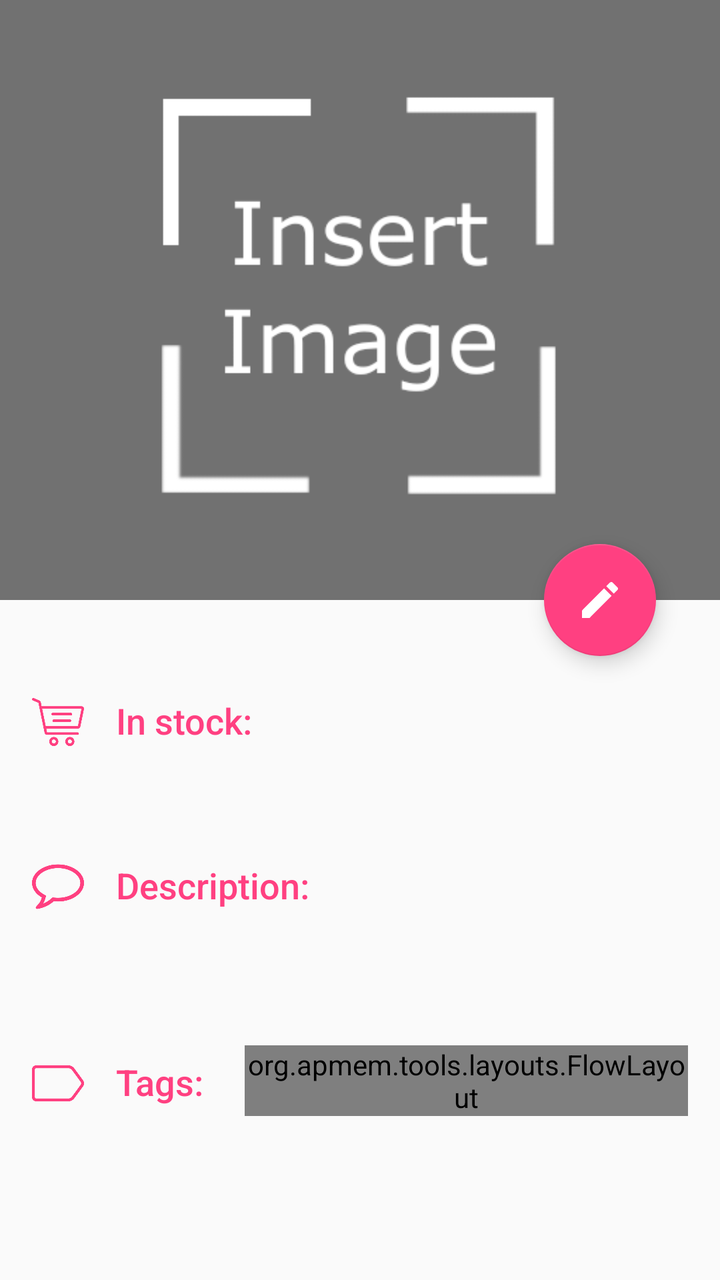
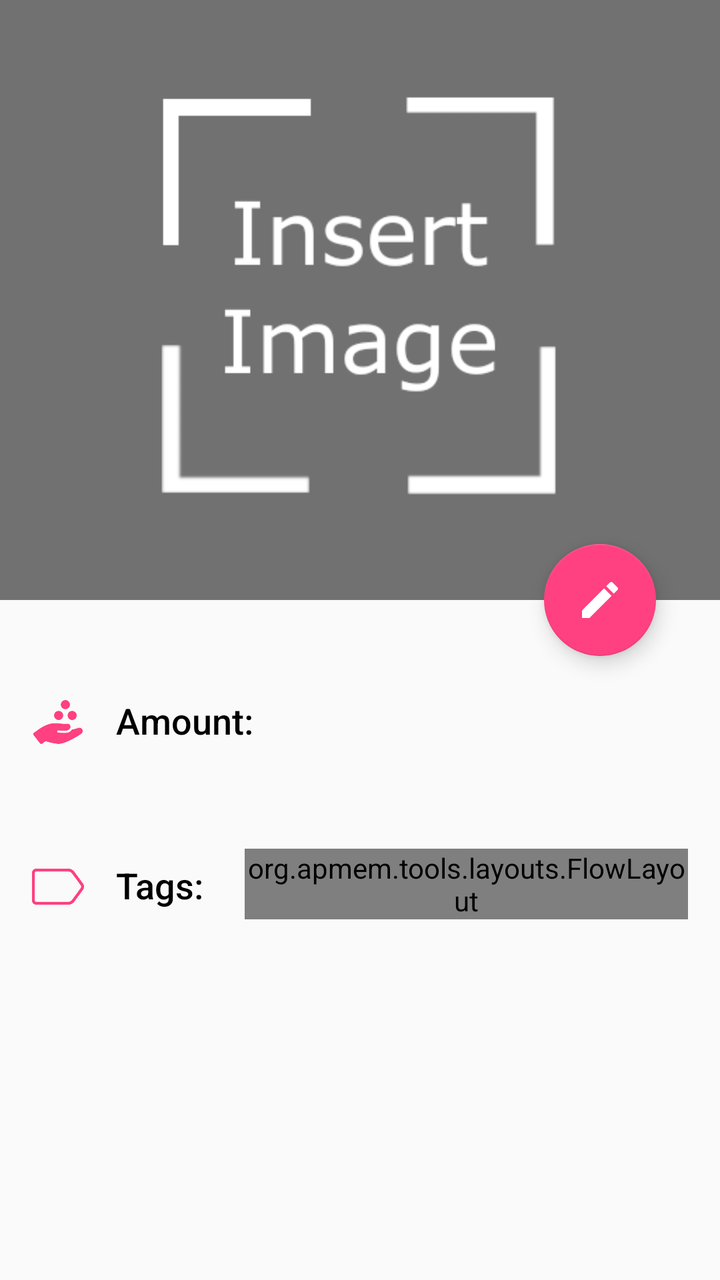

Before-and-after screenshots of an Android layout around one commit, followed by the original layout XML and the change that was made.
<!-- AndroidManifest.xml: activity theme noTitle -->
<!-- res/layout/activity_item.xml -->
<?xml version="1.0" encoding="utf-8"?>
<androidx.coordinatorlayout.widget.CoordinatorLayout
        xmlns:android="http://schemas.android.com/apk/res/android"
        xmlns:app="http://schemas.android.com/apk/res-auto"
        xmlns:tools="http://schemas.android.com/tools"
        android:layout_width="match_parent"
        android:layout_height="match_parent"
        android:fitsSystemWindows="true"
        tools:context=".ItemActivity">

    
    <com.google.android.material.appbar.AppBarLayout
            android:id="@+id/app_bar_layout"
            android:layout_width="match_parent"
            android:layout_height="wrap_content"
            android:fitsSystemWindows="true"
            android:theme="@style/ThemeOverlay.AppCompat.Dark.ActionBar">

        <com.google.android.material.appbar.CollapsingToolbarLayout
                android:id="@+id/collapsing_toolbar"
                android:layout_width="match_parent"
                android:layout_height="match_parent"
                android:fitsSystemWindows="true"
                app:contentScrim="?attr/colorPrimary"
                app:expandedTitleMarginEnd="64dp"
                app:expandedTitleMarginStart="48dp"
                app:layout_scrollFlags="scroll|exitUntilCollapsed">

            <ImageView
                    android:id="@+id/item_image_field"
                    android:layout_width="match_parent"
                    android:layout_height="wrap_content"
                    android:scaleType="centerCrop"
                    android:src="@drawable/image_prompt"
                    android:adjustViewBounds="true"
                    android:maxWidth="300dp"
                    android:maxHeight="300dp"
                    app:layout_collapseMode="parallax" />

            <androidx.appcompat.widget.Toolbar
                    android:id="@+id/toolbar"
                    android:layout_width="match_parent"
                    android:layout_height="?attr/actionBarSize"
                    android:background="@android:color/transparent"
                    app:layout_collapseMode="pin"
                    app:popupTheme="@style/ThemeOverlay.AppCompat.Light" />

        </com.google.android.material.appbar.CollapsingToolbarLayout>

    </com.google.android.material.appbar.AppBarLayout>

    
    <androidx.core.widget.NestedScrollView
            android:layout_width="match_parent"
            android:layout_height="match_parent"
            android:clipToPadding="false"
            app:layout_behavior="@string/appbar_scrolling_view_behavior"
            android:paddingTop="16dp">

        <LinearLayout
                android:layout_width="match_parent"
                android:layout_height="wrap_content"
                android:orientation="vertical"
                android:padding="@dimen/activity_margin">

            
            <LinearLayout
                    android:layout_width="match_parent"
                    android:layout_height="wrap_content"
                    android:orientation="horizontal">

                <ImageView
                        android:layout_width="wrap_content"
                        android:layout_height="wrap_content"
                        android:src="@drawable/quantity_icon"
                        android:tint="@color/colorAccent"
                        android:adjustViewBounds="true"
                        android:maxWidth="42dp"
                        android:maxHeight="42dp"
                        android:paddingTop="16dp"
                        android:paddingRight="16dp"/>


                <TextView
                        style="@style/ItemCategoryStyle"
                        android:text="In stock: " />

                
                <View
                        android:layout_width="0dp"
                        android:layout_height="0dp"
                        android:layout_weight="1"></View>

                <TextView
                        android:id="@+id/item_quantity_field"
                        style="@style/ItemFieldStyle" />

            </LinearLayout>

            
            <LinearLayout
                    android:layout_width="match_parent"
                    android:layout_height="wrap_content"
                    android:orientation="horizontal">

                
                <View
                        android:layout_width="0dp"
                        android:layout_height="0dp"
                        android:layout_weight="1"></View>

                <TextView
                        android:id="@+id/item_price_field"
                        style="@style/ItemFieldStyle" />

            </LinearLayout>

            
            <LinearLayout
                    android:layout_width="match_parent"
                    android:layout_height="wrap_content"
                    android:orientation="horizontal">

                
                <ImageView
                        android:layout_width="wrap_content"
                        android:layout_height="wrap_content"
                        android:src="@drawable/description_icon"
                        android:tint="@color/colorAccent"
                        android:adjustViewBounds="true"
                        android:maxWidth="42dp"
                        android:maxHeight="42dp"
                        android:paddingTop="16dp"
                        android:paddingRight="16dp"/>

                <TextView
                        style="@style/ItemCategoryStyle"
                        android:text="Description: " />

            </LinearLayout>

            <TextView
                    android:id="@+id/item_description_field"
                    android:paddingBottom="16dp"
                    style="@style/ItemFieldStyle"
                    android:paddingLeft="42dp"/>

            
            <LinearLayout
                    android:layout_width="match_parent"
                    android:layout_height="wrap_content"
                    android:orientation="horizontal">

                
                <ImageView
                        android:layout_width="wrap_content"
                        android:layout_height="wrap_content"
                        android:src="@drawable/tag_icon"
                        android:tint="@color/colorAccent"
                        android:adjustViewBounds="true"
                        android:maxWidth="42dp"
                        android:maxHeight="42dp"
                        android:paddingTop="16dp"
                        android:paddingRight="16dp"/>

                
                <TextView
                        style="@style/ItemCategoryStyle"
                        android:paddingBottom="16dp"
                        android:paddingRight="16dp"
                        android:text="Tags: " />

                
                <org.apmem.tools.layouts.FlowLayout
                        android:layout_width="match_parent"
                        android:layout_height="wrap_content"
                        android:orientation="horizontal"
                        android:layout_marginTop="10dp">

                    <TextView
                            android:id="@+id/item_tag1_field"
                            style="@style/TagStyle"
                            android:gravity="center"
                            android:text="Tag1" />

                    <TextView
                            android:id="@+id/item_tag2_field"
                            style="@style/TagStyle"
                            android:gravity="center"
                            android:text="Tag2" />

                    <TextView
                            android:id="@+id/item_tag3_field"
                            style="@style/TagStyle"
                            android:gravity="center"
                            android:text="Tag3" />

                </org.apmem.tools.layouts.FlowLayout>

            </LinearLayout>

        </LinearLayout>

    </androidx.core.widget.NestedScrollView>

    
    <com.google.android.material.floatingactionbutton.FloatingActionButton
            android:id="@+id/item_fab"
            android:layout_width="wrap_content"
            android:layout_height="wrap_content"
            android:layout_alignParentBottom="true"
            android:layout_alignParentEnd="true"
            android:layout_alignParentRight="true"
            android:layout_margin="@dimen/fab_margin"
            android:clickable="true"
            android:tint="@color/white"
            app:layout_anchor="@id/app_bar_layout"
            app:layout_anchorGravity="bottom|right|end"
            app:srcCompat="@drawable/ic_edit_black_24dp" />

</androidx.coordinatorlayout.widget.CoordinatorLayout>
<!-- resources referenced by this layout -->
<resources>
  <color name="colorAccent">#FF4081</color>
  <color name="white">#FFFFFF</color>
  <dimen name="activity_margin">16dp</dimen>
  <dimen name="fab_margin">32dp</dimen>
  <!-- drawable description_icon: png bitmap (drawable, 4749 bytes) -->
  <!-- drawable ic_edit_black_24dp (drawable) -->
  <vector xmlns:android="http://schemas.android.com/apk/res/android"
          android:width="24dp"
          android:height="24dp"
          android:viewportWidth="24.0"
          android:viewportHeight="24.0">
      <path
          android:fillColor="#FF000000"
          android:pathData="M3,17.25V21h3.75L17.81,9.94l-3.75,-3.75L3,17.25zM20.71,7.04c0.39,-0.39 0.39,-1.02 0,-1.41l-2.34,-2.34c-0.39,-0.39 -1.02,-0.39 -1.41,0l-1.83,1.83 3.75,3.75 1.83,-1.83z"/>
  </vector>
  <!-- drawable image_prompt: png bitmap (drawable, 10679 bytes) -->
  <!-- drawable quantity_icon: png bitmap (drawable, 4471 bytes) -->
  <!-- drawable tag_icon: png bitmap (drawable, 2748 bytes) -->
  <style name="ItemCategoryStyle">
          <item name="android:layout_height">wrap_content</item>
          <item name="android:layout_width">wrap_content</item>
          <item name="android:fontFamily">sans-serif-medium</item>
          <item name="android:paddingTop">16dp</item>
          <item name="android:textColor">@color/colorAccent</item>
          <item name="android:textAppearance">?android:textAppearanceMedium</item>
      </style>
  <style name="ItemFieldStyle">
          <item name="android:layout_height">wrap_content</item>
          <item name="android:layout_width">wrap_content</item>
          <item name="android:fontFamily">sans-serif-light</item>
          <item name="android:paddingTop">16dp</item>
          <item name="android:textAppearance">?android:textAppearanceMedium</item>
      </style>
  <style name="TagStyle">
          <item name="android:layout_height">wrap_content</item>
          <item name="android:layout_width">wrap_content</item>
          <item name="android:fontFamily">sans-serif</item>
          <item name="android:textAppearance">?android:textAppearanceMedium</item>
          <item name="android:layout_margin">4dp</item>
          <item name="android:visibility">gone</item>
          <item name="android:textColor">@android:color/white</item>
          <item name="android:background">@drawable/tag_box</item>
      </style>
  <style name="noTitle" parent="Theme.AppCompat.Light.NoActionBar">
          <item name="android:windowNoTitle">true</item>
          <item name="colorPrimary">@color/dodger_blue</item>
          <item name="colorPrimaryDark">@color/dodger_blue_dark</item>
          <item name="colorAccent">@color/colorAccent</item>
      </style>
  <!-- drawable tag_box (drawable) -->
  <?xml version="1.0" encoding="utf-8"?>
  <shape xmlns:android="http://schemas.android.com/apk/res/android"
          android:shape="rectangle" >
  
      <solid
          android:color="@color/colorAccent" />
      <stroke
          android:width="1dip"
          android:color="@color/colorAccent"/>
      <corners
          android:radius="20dp" />
      <padding
          android:left="14dp"
          android:top="0dp"
          android:bottom="4dp"
          android:right="14dp"/>
  
  </shape>
  <color name="dodger_blue">#1E90FF</color>
  <color name="dodger_blue_dark">#1776d3</color>
</resources>

<!-- the commit's change to res/layout/activity_item.xml (unified diff, before → after) -->
@@ -70,20 +70,20 @@
                     android:orientation="horizontal">
 
                 <ImageView
-                        android:layout_width="wrap_content"
-                        android:layout_height="wrap_content"
-                        android:src="@drawable/quantity_icon"
-                        android:tint="@color/colorAccent"
-                        android:adjustViewBounds="true"
-                        android:maxWidth="42dp"
-                        android:maxHeight="42dp"
-                        android:paddingTop="16dp"
-                        android:paddingRight="16dp"/>
+                    android:layout_width="wrap_content"
+                    android:layout_height="wrap_content"
+                    android:src="@drawable/quantity_icon"
+                    android:adjustViewBounds="true"
+                    android:maxWidth="42dp"
+                    android:maxHeight="42dp"
+                    android:paddingTop="16dp"
+                    android:paddingRight="16dp"
+                    app:tint="@color/colorAccent" />
 
 
                 <TextView
                         style="@style/ItemCategoryStyle"
-                        android:text="In stock: " />
+                        android:text="Amount: " />
 
                 
                 <View
@@ -121,47 +121,25 @@
                     android:layout_height="wrap_content"
                     android:orientation="horizontal">
 
+            </LinearLayout>
+
+            
+            <LinearLayout
+                    android:layout_width="match_parent"
+                    android:layout_height="wrap_content"
+                    android:orientation="horizontal">
+
                 
                 <ImageView
-                        android:layout_width="wrap_content"
-                        android:layout_height="wrap_content"
-                        android:src="@drawable/description_icon"
-                        android:tint="@color/colorAccent"
-                        android:adjustViewBounds="true"
-                        android:maxWidth="42dp"
-                        android:maxHeight="42dp"
-                        android:paddingTop="16dp"
-                        android:paddingRight="16dp"/>
-
-                <TextView
-                        style="@style/ItemCategoryStyle"
-                        android:text="Description: " />
-
-            </LinearLayout>
-
-            <TextView
-                    android:id="@+id/item_description_field"
-                    android:paddingBottom="16dp"
-                    style="@style/ItemFieldStyle"
-                    android:paddingLeft="42dp"/>
-
-            
-            <LinearLayout
-                    android:layout_width="match_parent"
-                    android:layout_height="wrap_content"
-                    android:orientation="horizontal">
-
-                
-                <ImageView
-                        android:layout_width="wrap_content"
-                        android:layout_height="wrap_content"
-                        android:src="@drawable/tag_icon"
-                        android:tint="@color/colorAccent"
-                        android:adjustViewBounds="true"
-                        android:maxWidth="42dp"
-                        android:maxHeight="42dp"
-                        android:paddingTop="16dp"
-                        android:paddingRight="16dp"/>
+                    android:layout_width="wrap_content"
+                    android:layout_height="wrap_content"
+                    android:src="@drawable/tag_icon"
+                    android:adjustViewBounds="true"
+                    android:maxWidth="42dp"
+                    android:maxHeight="42dp"
+                    android:paddingTop="16dp"
+                    android:paddingRight="16dp"
+                    app:tint="@color/colorAccent" />
 
                 
                 <TextView
@@ -205,17 +183,18 @@
 
     
     <com.google.android.material.floatingactionbutton.FloatingActionButton
-            android:id="@+id/item_fab"
-            android:layout_width="wrap_content"
-            android:layout_height="wrap_content"
-            android:layout_alignParentBottom="true"
-            android:layout_alignParentEnd="true"
-            android:layout_alignParentRight="true"
-            android:layout_margin="@dimen/fab_margin"
-            android:clickable="true"
-            android:tint="@color/white"
-            app:layout_anchor="@id/app_bar_layout"
-            app:layout_anchorGravity="bottom|right|end"
-            app:srcCompat="@drawable/ic_edit_black_24dp" />
+        android:id="@+id/item_fab"
+        android:layout_width="wrap_content"
+        android:layout_height="wrap_content"
+        android:layout_alignParentEnd="true"
+        android:layout_alignParentRight="true"
+        android:layout_alignParentBottom="true"
+        android:layout_margin="@dimen/fab_margin"
+        android:clickable="true"
+        android:contentDescription="@string/category_description"
+        android:tint="@color/white"
+        app:layout_anchor="@id/app_bar_layout"
+        app:layout_anchorGravity="bottom|right|end"
+        app:srcCompat="@drawable/ic_edit_black_24dp" />
 
 </androidx.coordinatorlayout.widget.CoordinatorLayout>
<!-- resource entries referenced after the edit -->
@@ -4,7 +4,6 @@
   <color name="white">#FFFFFF</color>
   <dimen name="activity_margin">16dp</dimen>
   <dimen name="fab_margin">32dp</dimen>
-  <!-- drawable description_icon: png bitmap (drawable, 4749 bytes) -->
   <!-- drawable ic_edit_black_24dp (drawable) -->
   <vector xmlns:android="http://schemas.android.com/apk/res/android"
           android:width="24dp"
@@ -16,14 +15,15 @@
           android:pathData="M3,17.25V21h3.75L17.81,9.94l-3.75,-3.75L3,17.25zM20.71,7.04c0.39,-0.39 0.39,-1.02 0,-1.41l-2.34,-2.34c-0.39,-0.39 -1.02,-0.39 -1.41,0l-1.83,1.83 3.75,3.75 1.83,-1.83z"/>
   </vector>
   <!-- drawable image_prompt: png bitmap (drawable, 10679 bytes) -->
-  <!-- drawable quantity_icon: png bitmap (drawable, 4471 bytes) -->
+  <!-- drawable quantity_icon: png bitmap (drawable, 2872 bytes) -->
   <!-- drawable tag_icon: png bitmap (drawable, 2748 bytes) -->
+  <string name="category_description">Description</string>
   <style name="ItemCategoryStyle">
           <item name="android:layout_height">wrap_content</item>
           <item name="android:layout_width">wrap_content</item>
           <item name="android:fontFamily">sans-serif-medium</item>
           <item name="android:paddingTop">16dp</item>
-          <item name="android:textColor">@color/colorAccent</item>
+          <item name="android:textColor">@color/black</item>
           <item name="android:textAppearance">?android:textAppearanceMedium</item>
       </style>
   <style name="ItemFieldStyle">
@@ -32,6 +32,7 @@
           <item name="android:fontFamily">sans-serif-light</item>
           <item name="android:paddingTop">16dp</item>
           <item name="android:textAppearance">?android:textAppearanceMedium</item>
+          <item name="android:textColor">@color/black</item>
       </style>
   <style name="TagStyle">
           <item name="android:layout_height">wrap_content</item>
@@ -49,6 +50,7 @@
           <item name="colorPrimaryDark">@color/dodger_blue_dark</item>
           <item name="colorAccent">@color/colorAccent</item>
       </style>
+  <color name="black">#000000</color>
   <!-- drawable tag_box (drawable) -->
   <?xml version="1.0" encoding="utf-8"?>
   <shape xmlns:android="http://schemas.android.com/apk/res/android"
